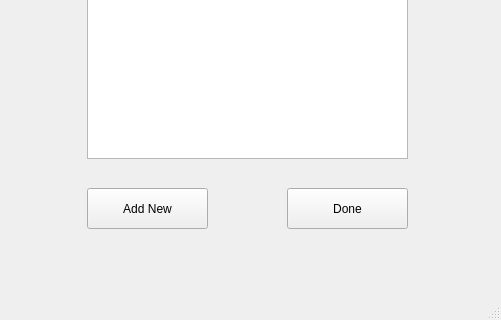
Above: CS8project2/mainwindow.ui from pradakev/CS8GroupProject2 before the change; both pictures show x 323 to 824 and y 302 to 622 of the 824 by 622 pixel window. Below: the same form after it.
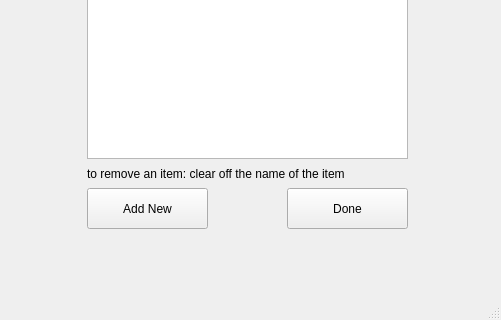
That is the form after the change. The open tabs and pages were chosen to show the change. Icons and pictures are not drawn.

The edit to the form file:
```diff
--- a/CS8project2/mainwindow.ui
+++ b/CS8project2/mainwindow.ui
@@ -1252,6 +1252,19 @@
        <string>Done</string>
       </property>
      </widget>
+     <widget class="QLabel" name="label">
+      <property name="geometry">
+       <rect>
+        <x>400</x>
+        <y>460</y>
+        <width>341</width>
+        <height>31</height>
+       </rect>
+      </property>
+      <property name="text">
+       <string>to remove an item: clear off the name of the item</string>
+      </property>
+     </widget>
     </widget>
    </widget>
   </widget>
```
